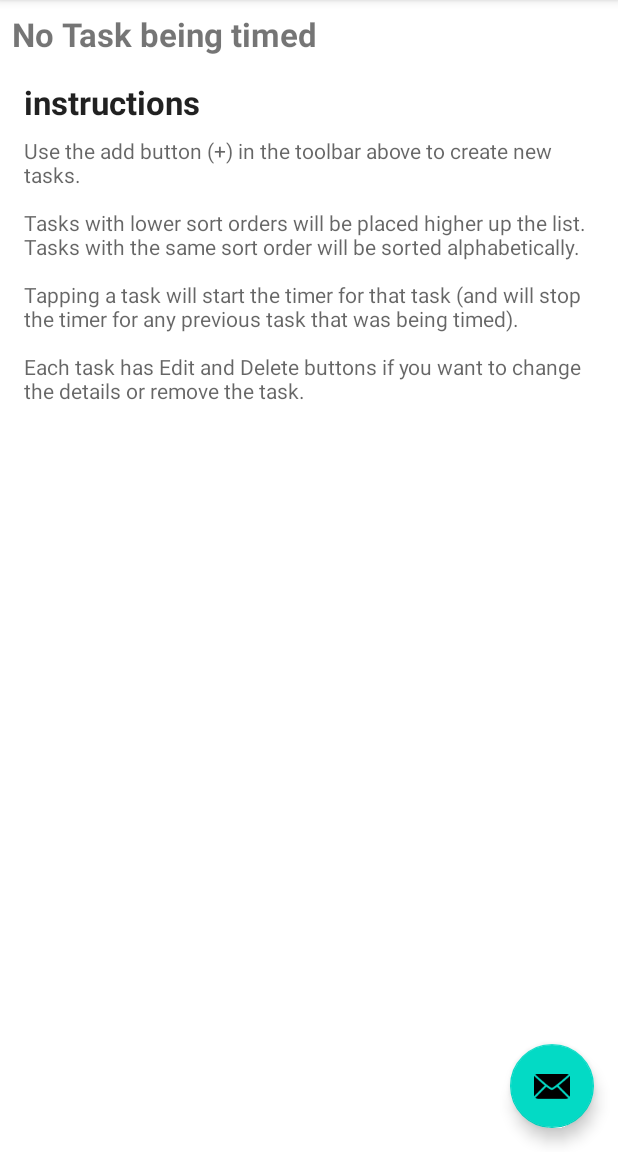
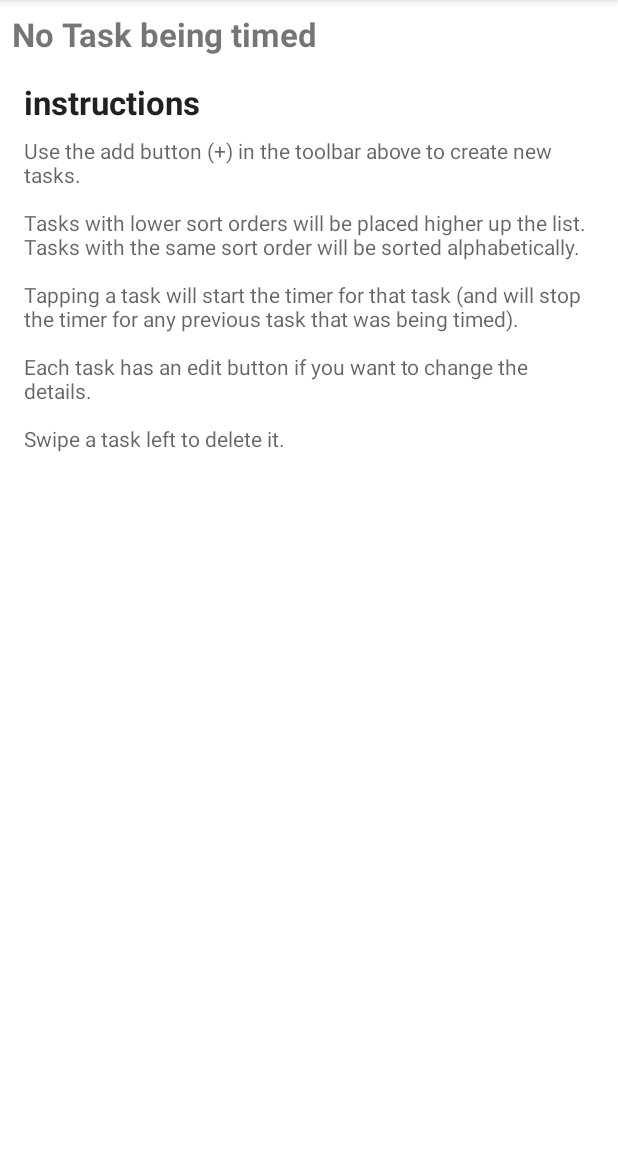
Before and after one commit to sebasorozco101596/Task_Timer, an Android app: the screen it shows after launch (MainActivity), on a phone screen of 412 x 824 dp, the part 84-1236 px from its top. Run offline under Robolectric (Android 15) with nearby library versions, the phone set to English and light mode, and no system bars.

Commit message:
Adding delete by swipe and adding a new version of data base. Including a new View with parameters for add the times with the duration > than the user have configured in the settings

```diff
--- a/app/src/main/java/www/sebasorozco/com/tasktimer/ui/adapters/CursorRecyclerViewAdapter.kt
+++ b/app/src/main/java/www/sebasorozco/com/tasktimer/ui/adapters/CursorRecyclerViewAdapter.kt
@@ -14,22 +14,28 @@ import www.sebasorozco.com.tasktimer.databinding.TaskListItemsBinding
 class TaskViewHolder(private val containerView: View) :
     RecyclerView.ViewHolder(containerView){
 
+    lateinit var task: Task
+
     private val binding = TaskListItemsBinding.bind(containerView)
 
     fun bind(task: Task, listener: CursorRecyclerViewAdapter.OnTaskClickListener) = with(binding) {
 
+        this@TaskViewHolder.task = task
+
         tliName.text = task.name
         tliDescription.text = task.description
         tliEdit.visibility = View.VISIBLE
-        tliDelete.visibility = View.VISIBLE
+        //tliDelete.visibility = View.VISIBLE
 
         tliEdit.setOnClickListener {
             listener.onEditClick(task)
         }
 
+        /*
         tliDelete.setOnClickListener {
             listener.onDeleteClick(task)
         }
+         */
 
         containerView.setOnLongClickListener {
             listener.onTaskLongClick(task)
@@ -45,7 +51,8 @@ class CursorRecyclerViewAdapter(private var cursor: Cursor?, private val listene
 
     interface OnTaskClickListener {
         fun onEditClick(task: Task)
-        fun onDeleteClick(task: Task)
+
+        //fun onDeleteClick(task: Task)
         fun onTaskLongClick(task: Task)
     }
 
@@ -68,7 +75,7 @@ class CursorRecyclerViewAdapter(private var cursor: Cursor?, private val listene
             binding.tliName.setText(R.string.instruction_heading)
             binding.tliDescription.setText(R.string.description_heading)
             binding.tliEdit.visibility = View.GONE
-            binding.tliDelete.visibility = View.GONE
+            //binding.tliDelete.visibility = View.GONE
         } else {
             if (!cursor.moveToPosition(position)) {
                 throw IllegalStateException("Couldn't move to position $position")
--- a/app/src/main/res/layout/activity_main.xml
+++ b/app/src/main/res/layout/activity_main.xml
@@ -25,13 +25,4 @@
         android:id="@+id/contentMain"
         layout="@layout/content_main"/>
 
-    <com.google.android.material.floatingactionbutton.FloatingActionButton
-        android:id="@+id/fab"
-        android:layout_width="wrap_content"
-        android:layout_height="wrap_content"
-        android:layout_gravity="bottom|end"
-        android:layout_margin="@dimen/fab_margin"
-        app:srcCompat="@android:drawable/ic_dialog_email"
-        android:contentDescription="@string/floating_button" />
-
 </androidx.coordinatorlayout.widget.CoordinatorLayout>
--- a/app/src/main/res/layout/task_list_items.xml
+++ b/app/src/main/res/layout/task_list_items.xml
@@ -38,20 +38,11 @@
         android:id="@+id/tliEdit"
         android:layout_width="wrap_content"
         android:layout_height="wrap_content"
+        android:layout_marginTop="8dp"
         android:layout_marginEnd="8dp"
         android:contentDescription="@string/edit_button_description"
-        app:layout_constraintEnd_toStartOf="@+id/tliDelete"
-        app:layout_constraintTop_toTopOf="@+id/tliDelete"
+        app:layout_constraintEnd_toEndOf="parent"
+        app:layout_constraintTop_toTopOf="parent"
         app:srcCompat="@android:drawable/ic_menu_edit" />
 
-    <ImageButton
-        android:id="@+id/tliDelete"
-        android:layout_width="wrap_content"
-        android:layout_height="wrap_content"
-        android:layout_marginTop="8dp"
-        android:layout_marginEnd="8dp"
-        android:contentDescription="@string/delete_button_description"
-        app:layout_constraintEnd_toEndOf="parent"
-        app:layout_constraintTop_toTopOf="parent"
-        app:srcCompat="@android:drawable/ic_menu_delete" />
 </androidx.constraintlayout.widget.ConstraintLayout>
--- a/app/src/main/res/values/strings.xml
+++ b/app/src/main/res/values/strings.xml
@@ -16,7 +16,7 @@
     <string name="addeditSortHint">Order: sorts low to high</string>
     <string name="addeditSaveText">Save</string>
     <string name="instruction_heading">instructions</string>
-    <string name="description_heading">Use the add button (+) in the toolbar above to create new tasks. \n\nTasks with lower sort orders will be placed higher up the list. Tasks with the same sort order will be sorted alphabetically.\n\nTapping a task will start the timer for that task (and will stop the timer for any previous task that was being timed).\n\nEach task has Edit and Delete buttons if you want to change the details or remove the task.</string>
+    <string name="description_heading">Use the add button (+) in the toolbar above to create new tasks. \n\nTasks with lower sort orders will be placed higher up the list. Tasks with the same sort order will be sorted alphabetically.\n\nTapping a task will start the timer for that task (and will stop the timer for any previous task that was being timed).\n\nEach task has an edit button if you want to change the details.\n\nSwipe a task left to delete it.</string>
     <string name="ok">OK</string>
     <string name="cancel">Cancel</string>
     <string name="deldiag_positive_caption">Delete</string>
@@ -43,4 +43,5 @@
     <string name="date_title_filter">Select date for report</string>
     <string name="date_title_delete">Select the date to delete up to</string>
     <string name="delete_timings_message">Are you sure you want to delete all timings before %1$s</string>
+    <string name="delete_edited_task">You can\'t delete the task that\'s being edited</string>
 </resources>
```
Also changed, not shown: app/src/main/java/www/sebasorozco/com/tasktimer/data/database/AppDataBase.kt (+58 -1 lines), app/src/main/java/www/sebasorozco/com/tasktimer/data/database/AppProvider.kt (+36 -0 lines), app/src/main/java/www/sebasorozco/com/tasktimer/data/database/ParametersContract.kt (added, +40 -0 lines), app/src/main/java/www/sebasorozco/com/tasktimer/data/viewmodel/TaskTimerViewModel.kt (+28 -0 lines), app/src/main/java/www/sebasorozco/com/tasktimer/ui/dialogs/AppDialog.kt (+9 -8 lines), app/src/main/java/www/sebasorozco/com/tasktimer/ui/fragments/AddEditFragment.kt (+22 -8 lines), app/src/main/java/www/sebasorozco/com/tasktimer/ui/fragments/MainActivityFragment.kt (+68 -16 lines).
